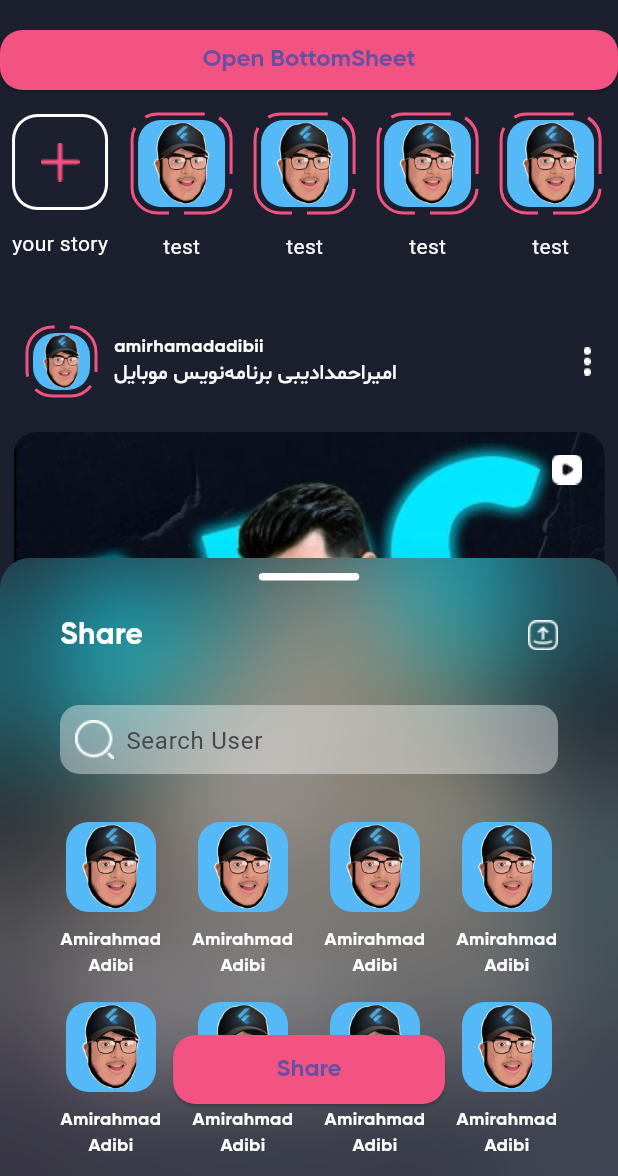
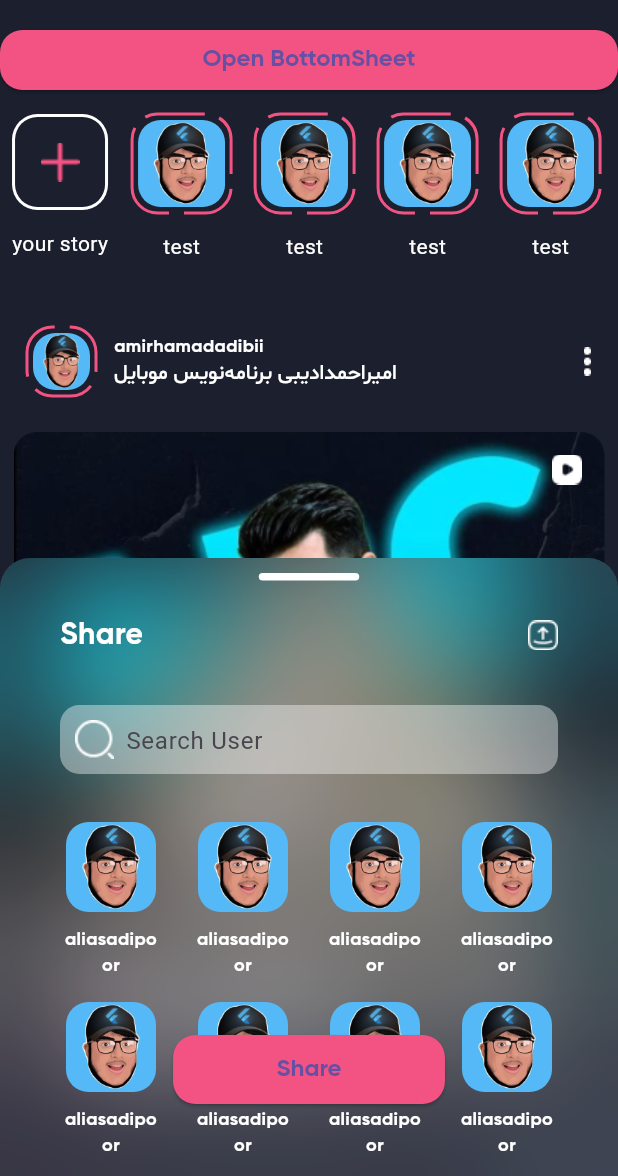
Before and after one commit to aliasadipoor/instagram, a Flutter app: the screen it shows after launch, after a tap on "Open BottomSheet", on a phone screen of 412 x 824 dp, the part 60-1236 px from its top. Run offline on Flutter 3.47's test engine with Material 3 defaults, Android fonts, the phone set to English and light mode, and no system bars; drawn by our look-alikes of dotted_border.

```diff
--- a/lib/screens/share_bottom_sheet_page.dart
+++ b/lib/screens/share_bottom_sheet_page.dart
@@ -133,7 +133,7 @@ class ShareBottomSheetPage extends StatelessWidget {
           height: 10,
         ),
         Text(
-          'AmirahmadAdibi',
+          'aliasadipoor',
           textAlign: TextAlign.center,
           style: TextStyle(fontFamily: 'GB', fontSize: 12, color: Colors.white),
         )
--- a/lib/screens/user_profile_page.dart
+++ b/lib/screens/user_profile_page.dart
@@ -189,7 +189,7 @@ class UserProfilePage extends StatelessWidget {
                 crossAxisAlignment: CrossAxisAlignment.start,
                 children: [
                   Text(
-                    'امیراحمدادیبی',
+                    'علی اسدی پور',
                     style: TextStyle(
                         color: Colors.white, fontFamily: 'SM', fontSize: 14),
                   ),
@@ -197,7 +197,7 @@ class UserProfilePage extends StatelessWidget {
                     height: 5,
                   ),
                   Text(
-                    'amriahmadadibi',
+                    'ali__asadipoor',
                     style: TextStyle(
                         color: Color(0xffC5C5C5),
                         fontFamily: 'GB',
```
